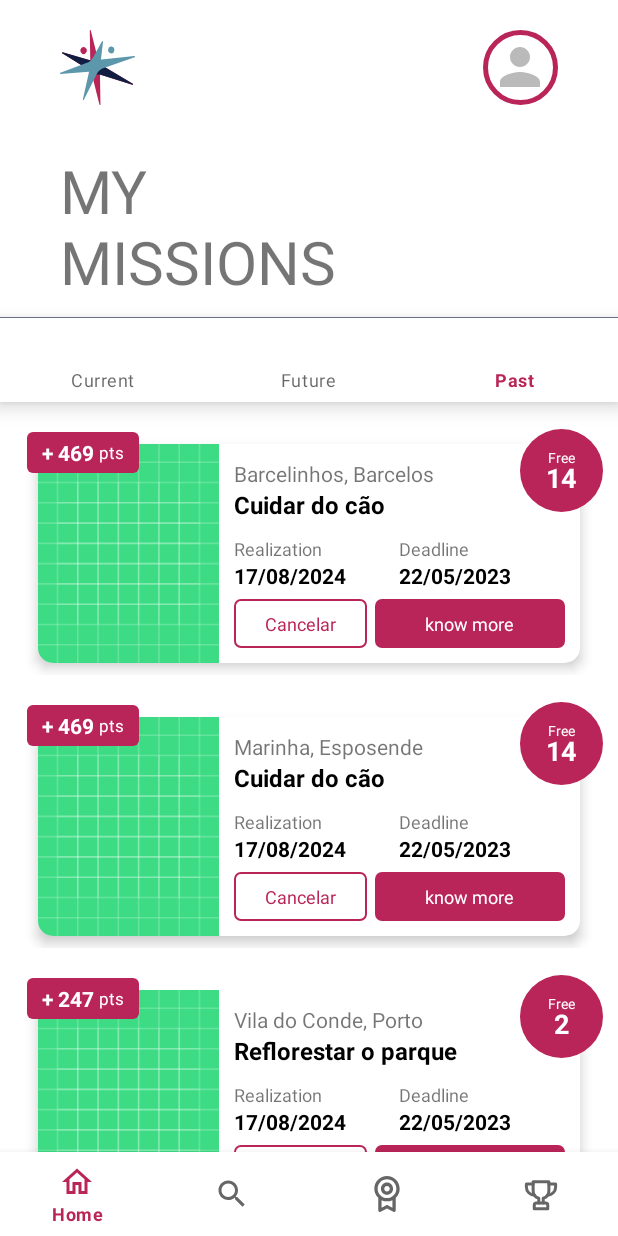
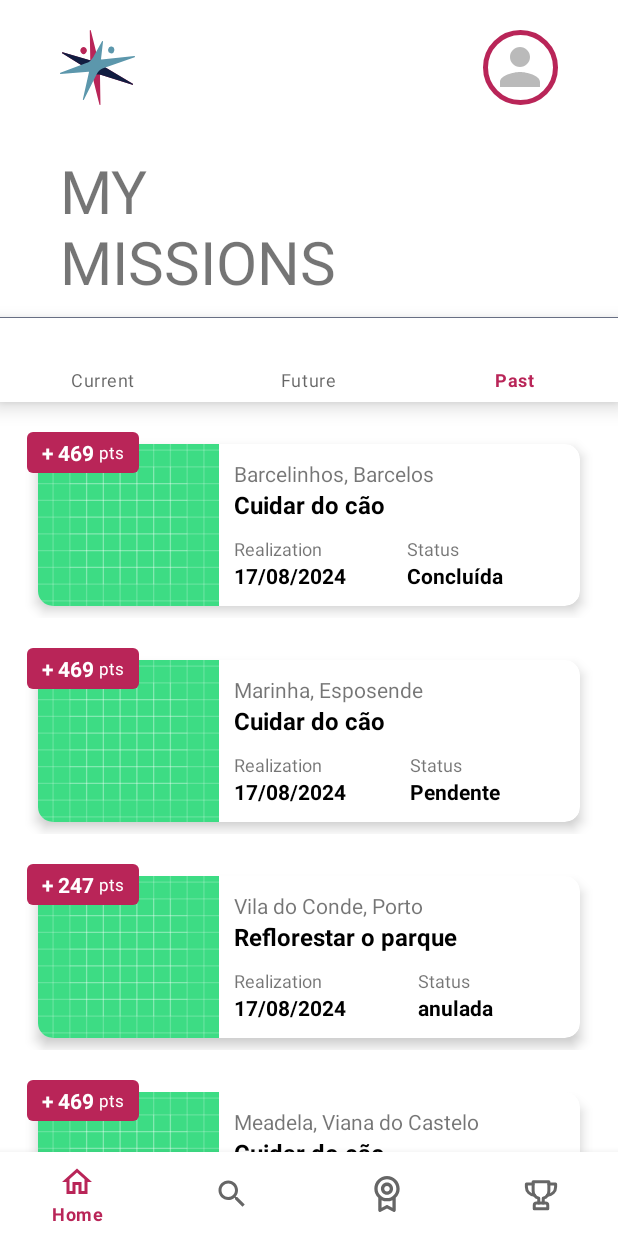
Before and after one commit to jacksonbarreto/Conslife, an Android app: the MyMissionsFragment screen opened directly, with no data from a screen before it, item 3 of the bottom bar chosen, on a phone screen of 412 x 824 dp. Run offline under Robolectric (Android 15) with nearby library versions, the phone set to English and light mode, and no system bars; our stand-ins replace navigation-ui; pictures from the network do not load.

Commit message:
feat: mission card past and mission past screen

```diff
--- /dev/null
+++ b/app/src/main/java/com/conslife/adapters/PastMissionAdapter.kt
@@ -0,0 +1,55 @@
+package com.conslife.adapters
+
+import android.view.LayoutInflater
+import android.view.ViewGroup
+import androidx.recyclerview.widget.RecyclerView
+import com.conslife.databinding.ResItemMissionCardPastBinding
+import com.conslife.models.Mission
+import java.util.ArrayList
+
+class PastMissionAdapter : RecyclerView.Adapter<RecyclerView.ViewHolder>() {
+    private var items: List<Mission> = ArrayList()
+
+    override fun onCreateViewHolder(parent: ViewGroup, viewType: Int): RecyclerView.ViewHolder {
+
+        return PastMissionAdapter.MissionViewHolder(
+            ResItemMissionCardPastBinding.inflate(
+                LayoutInflater.from(parent.context),
+                parent,
+                false
+            )
+        )
+    }
+
+    override fun onBindViewHolder(holder: RecyclerView.ViewHolder, position: Int) {
+        when (holder) {
+            is PastMissionAdapter.MissionViewHolder -> {
+                holder.bind(items[position])
+            }
+        }
+    }
+
+    override fun getItemCount(): Int {
+        return items.size
+    }
+
+    fun setDataSet(missions: List<Mission>) {
+        this.items = missions
+    }
+
+    class MissionViewHolder constructor(
+        itemView: ResItemMissionCardPastBinding
+    ) : RecyclerView.ViewHolder(itemView.root) {
+        private val card = itemView.card
+
+        fun bind(mission: Mission) {
+            card.setTitle(mission.title)
+            card.setLocation(mission.location)
+            card.setDate(mission.dateRealization)
+            card.setImage(mission.imageURL)
+            card.setPoints(mission.points.toString())
+            card.setStatus(mission.status)
+        }
+
+    }
+}
--- a/app/src/main/java/com/conslife/fragments/FutureMissionsFragment.kt
+++ b/app/src/main/java/com/conslife/fragments/FutureMissionsFragment.kt
@@ -50,7 +50,8 @@ class FutureMissionsFragment : Fragment() {
                 "17/08/2024",
                 2,
                 247,
-                "https://essenciadoambiente.pt/wp-content/uploads/2020/09/ctt-agenda.png"
+                "https://essenciadoambiente.pt/wp-content/uploads/2020/09/ctt-agenda.png",
+                "pendente"
             )
         )
         missions.add(
@@ -62,7 +63,8 @@ class FutureMissionsFragment : Fragment() {
                 "17/08/2024",
                 14,
                 469,
-                "https://guiaanimal.net/uploads/content/image/53269/Design_sem_nome__4_.png"
+                "https://guiaanimal.net/uploads/content/image/53269/Design_sem_nome__4_.png",
+                "pendente"
             )
         )
         futureMissionAdapter.setDataSet(missions)
--- a/app/src/main/java/com/conslife/fragments/PastMissionsFragment.kt
+++ b/app/src/main/java/com/conslife/fragments/PastMissionsFragment.kt
@@ -7,6 +7,7 @@ import android.view.ViewGroup
 import androidx.fragment.app.Fragment
 import androidx.recyclerview.widget.LinearLayoutManager
 import com.conslife.adapters.FutureMissionAdapter
+import com.conslife.adapters.PastMissionAdapter
 import com.conslife.databinding.PastMissionFragmentBinding
 import com.conslife.models.Mission
 import java.util.ArrayList
@@ -14,7 +15,7 @@ import java.util.ArrayList
 class PastMissionsFragment : Fragment() {
 
     private lateinit var _binding: PastMissionFragmentBinding
-    private lateinit var futureMissionAdapter: FutureMissionAdapter
+    private lateinit var pastMissionAdapter: PastMissionAdapter
 
     override fun onCreateView(
         inflater: LayoutInflater,
@@ -31,11 +32,11 @@ class PastMissionsFragment : Fragment() {
     }
 
     private fun initRecyclerView() {
-        futureMissionAdapter = FutureMissionAdapter()
+        pastMissionAdapter = PastMissionAdapter()
         addDataSet()
         _binding.myPastMissionsRecyclerView.apply {
             layoutManager = LinearLayoutManager(this@PastMissionsFragment.context)
-            adapter = futureMissionAdapter
+            adapter = pastMissionAdapter
         }
     }
 
@@ -50,7 +51,8 @@ class PastMissionsFragment : Fragment() {
                 "17/08/2024",
                 14,
                 469,
-                "https://guiaanimal.net/uploads/content/image/53269/Design_sem_nome__4_.png"
+                "https://guiaanimal.net/uploads/content/image/53269/Design_sem_nome__4_.png",
+                "Concluída"
             )
         )
         missions.add(
@@ -62,7 +64,8 @@ class PastMissionsFragment : Fragment() {
                 "17/08/2024",
                 14,
                 469,
-                "https://guiaanimal.net/uploads/content/image/53269/Design_sem_nome__4_.png"
+                "https://guiaanimal.net/uploads/content/image/53269/Design_sem_nome__4_.png",
+                "Pendente"
             )
         )
         missions.add(
@@ -74,7 +77,8 @@ class PastMissionsFragment : Fragment() {
                 "17/08/2024",
                 2,
                 247,
-                "https://essenciadoambiente.pt/wp-content/uploads/2020/09/ctt-agenda.png"
+                "https://essenciadoambiente.pt/wp-content/uploads/2020/09/ctt-agenda.png",
+                "anulada"
             )
         )
         missions.add(
@@ -86,7 +90,8 @@ class PastMissionsFragment : Fragment() {
                 "17/08/2024",
                 14,
                 469,
-                "https://guiaanimal.net/uploads/content/image/53269/Design_sem_nome__4_.png"
+                "https://guiaanimal.net/uploads/content/image/53269/Design_sem_nome__4_.png",
+                "Concluída"
             )
         )
         missions.add(
@@ -98,9 +103,10 @@ class PastMissionsFragment : Fragment() {
                 "17/08/2024",
                 14,
                 469,
-                "https://guiaanimal.net/uploads/content/image/53269/Design_sem_nome__4_.png"
+                "https://guiaanimal.net/uploads/content/image/53269/Design_sem_nome__4_.png",
+                "Concluída"
             )
         )
-        futureMissionAdapter.setDataSet(missions)
+        pastMissionAdapter.setDataSet(missions)
     }
 }
--- a/app/src/main/java/com/conslife/models/Mission.kt
+++ b/app/src/main/java/com/conslife/models/Mission.kt
@@ -9,4 +9,5 @@ data class Mission(
     var vacancies: Int,
     var points: Int,
     var imageURL: String,
+    var status: String,
 )
--- /dev/null
+++ b/app/src/main/java/com/conslife/widget/MissionCardPast.kt
@@ -0,0 +1,58 @@
+package com.conslife.widget
+
+import android.content.Context
+import android.util.AttributeSet
+import android.view.LayoutInflater
+import androidx.constraintlayout.widget.ConstraintLayout
+import com.bumptech.glide.Glide
+import com.bumptech.glide.request.RequestOptions
+import com.conslife.R
+import com.conslife.databinding.ResMissionCardPastBinding
+
+class MissionCardPast(context: Context, attrs: AttributeSet?) : ConstraintLayout(context, attrs) {
+    private val binding: ResMissionCardPastBinding = ResMissionCardPastBinding.inflate(
+        LayoutInflater.from(context), this, true
+    )
+
+    init {
+        context.obtainStyledAttributes(attrs, R.styleable.MissionCardPast).apply {
+            getString(R.styleable.MissionCardPast_mission_card_past_title)?.let { setTitle(it) }
+            getString(R.styleable.MissionCardPast_mission_card_past_location)?.let { setLocation(it) }
+            getString(R.styleable.MissionCardPast_mission_card_past_date)?.let { setDate(it) }
+            getString(R.styleable.MissionCardPast_mission_card_past_points)?.let { setPoints(it) }
+            getString(R.styleable.MissionCardPast_mission_card_past_image_src)?.let { setImage(it) }
+            getString(R.styleable.MissionCardPast_mission_card_past_status)?.let { setStatus(it) }
+        }.recycle()
+    }
+
+    fun setStatus(status: String) {
+        binding.missionCardStatus.setTitle(status)
+    }
+
+    fun setImage(imageURL: String) {
+        val requestOptions = RequestOptions()
+            .placeholder(R.drawable.ic_launcher_background)
+            .error(R.drawable.ic_launcher_background)
+
+        Glide.with(this.context)
+            .applyDefaultRequestOptions(requestOptions)
+            .load(imageURL)
+            .into(binding.missionCardImage)
+    }
+
+    fun setTitle(title: String) {
+        binding.missionCardMissionTitle.setTitle(title)
+    }
+
+    fun setLocation(location: String) {
+        binding.missionCardMissionTitle.setSubTitle(location)
+    }
+
+    fun setPoints(points: String) {
+        binding.missionCardFloatingPoints.setTotal(points, 1)
+    }
+
+    fun setDate(date: String) {
+        binding.missionCardDate.setTitle(date)
+    }
+}
--- /dev/null
+++ b/app/src/main/res/layout/res_item_mission_card_past.xml
@@ -0,0 +1,13 @@
+<?xml version="1.0" encoding="utf-8"?>
+<androidx.constraintlayout.widget.ConstraintLayout xmlns:android="http://schemas.android.com/apk/res/android"
+    xmlns:app="http://schemas.android.com/apk/res-auto"
+    android:layout_width="match_parent"
+    android:layout_height="wrap_content">
+
+    <com.conslife.widget.MissionCardPast
+        android:id="@+id/card"
+        android:layout_width="match_parent"
+        android:layout_height="wrap_content"
+        app:layout_constraintTop_toTopOf="parent" />
+
+</androidx.constraintlayout.widget.ConstraintLayout>
--- a/app/src/main/res/values/strings.xml
+++ b/app/src/main/res/values/strings.xml
@@ -40,4 +40,5 @@
     <string name="fragment_current_mission_hour">Hour</string>
     <string name="fragment_current_mission_date">Date</string>
     <string name="image_description_avatar">user avatar</string>
+    <string name="mission_card_past_status">Status</string>
 </resources>
```
Also changed, not shown: app/src/main/res/layout/res_mission_card_past.xml (+5 -41 lines), app/src/main/res/values/attrs.xml (+9 -0 lines), 2 other files.
